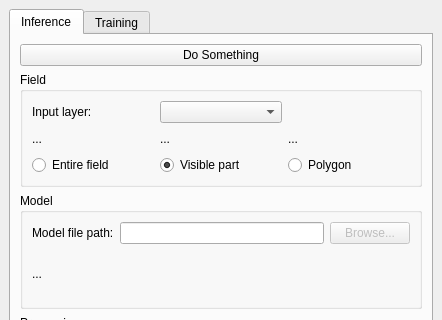
Before: the Qt Designer form plugin/deep_segmentation_framework/deep_segmentation_framework_dockwidget_base.ui in PUTvision/qgis-plugin-deepness, drawn with Qt 5; both pictures show x 0 to 442 and y 0 to 320 of the 442 by 721 pixel window.
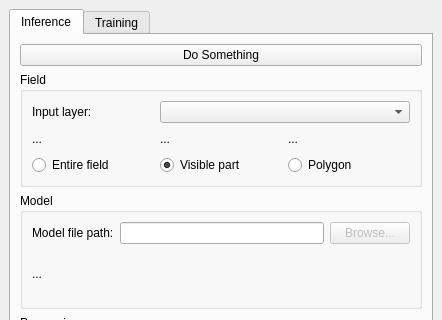
After: the same form once the commit is applied.

The edit to the form file:
```diff
--- a/plugin/deep_segmentation_framework/deep_segmentation_framework_dockwidget_base.ui
+++ b/plugin/deep_segmentation_framework/deep_segmentation_framework_dockwidget_base.ui
@@ -94,7 +94,7 @@
                  </property>
                 </widget>
                </item>
-               <item row="0" column="1">
+               <item row="0" column="1" colspan="2">
                 <widget class="QComboBox" name="comboBox_inputLayer"/>
                </item>
               </layout>
```
Lines whose indentation alone changed are shown as unchanged.
